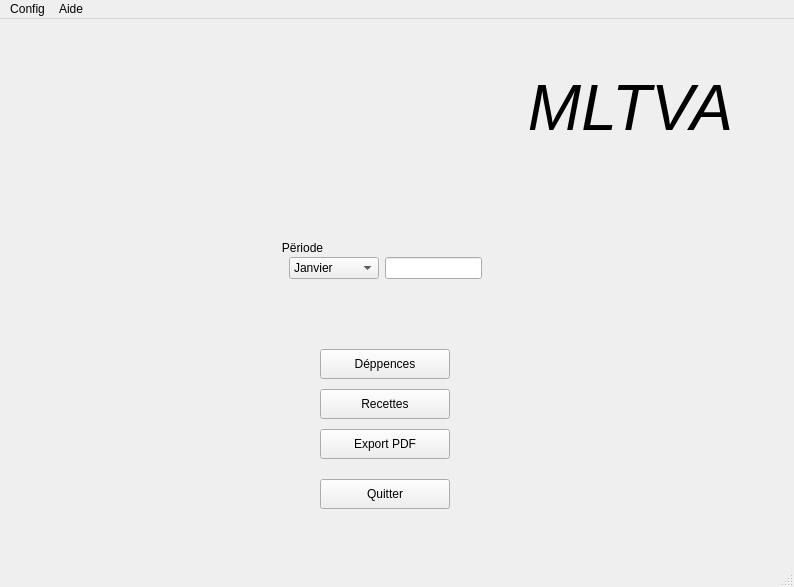
Above: fichiers_ui_qt/main_window.ui from daniellouvel/mltva before the change. Below: the same form after it.
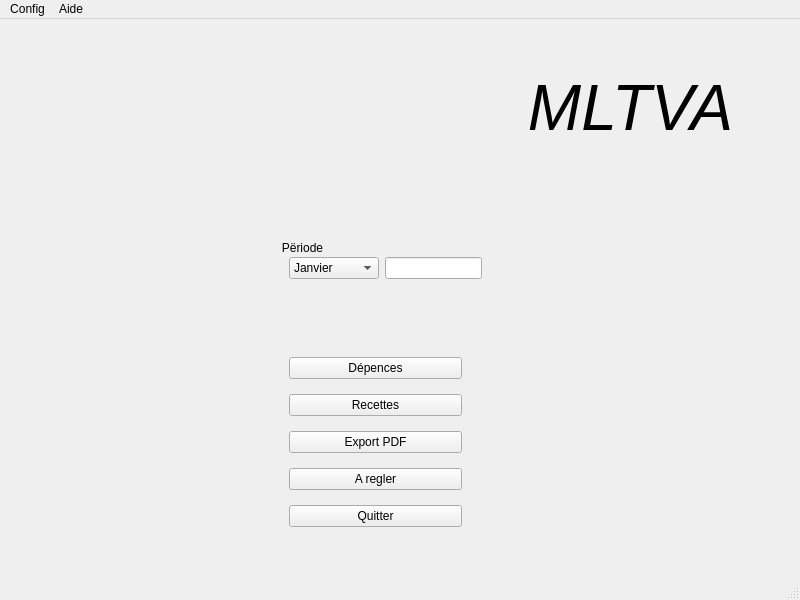
That is the form after the change. Icons and pictures are not drawn.

```diff
--- a/fichiers_ui_qt/main_window.ui
+++ b/fichiers_ui_qt/main_window.ui
@@ -6,8 +6,8 @@
    <rect>
     <x>0</x>
     <y>0</y>
-    <width>794</width>
-    <height>587</height>
+    <width>800</width>
+    <height>600</height>
    </rect>
   </property>
   <property name="windowTitle">
@@ -143,10 +143,10 @@
    <widget class="QGroupBox" name="groupBoxpreiode">
     <property name="geometry">
      <rect>
-      <x>300</x>
-      <y>250</y>
-      <width>171</width>
-      <height>251</height>
+      <x>280</x>
+      <y>320</y>
+      <width>191</width>
+      <height>211</height>
      </rect>
     </property>
     <property name="styleSheet">
@@ -158,58 +158,49 @@
     <property name="title">
      <string/>
     </property>
-    <widget class="QPushButton" name="pushButton_export_pdf">
-     <property name="geometry">
-      <rect>
-       <x>20</x>
-       <y>160</y>
-       <width>130</width>
-       <height>30</height>
-      </rect>
-     </property>
-     <property name="text">
-      <string>Export PDF</string>
-     </property>
-    </widget>
-    <widget class="QPushButton" name="quitterButton">
-     <property name="geometry">
-      <rect>
-       <x>20</x>
-       <y>210</y>
-       <width>130</width>
-       <height>30</height>
-      </rect>
-     </property>
-     <property name="text">
-      <string>Quitter</string>
-     </property>
-    </widget>
-    <widget class="QPushButton" name="depensesButton">
-     <property name="geometry">
-      <rect>
-       <x>20</x>
-       <y>80</y>
-       <width>130</width>
-       <height>30</height>
-      </rect>
-     </property>
-     <property name="text">
-      <string>Déppences</string>
-     </property>
-    </widget>
-    <widget class="QPushButton" name="recettesButton">
-     <property name="geometry">
-      <rect>
-       <x>20</x>
-       <y>120</y>
-       <width>130</width>
-       <height>30</height>
-      </rect>
-     </property>
-     <property name="text">
-      <string>Recettes</string>
-     </property>
-    </widget>
+    <layout class="QVBoxLayout" name="verticalLayout">
+     <item>
+      <widget class="QPushButton" name="depensesButton">
+       <property name="text">
+        <string>Dépences</string>
+       </property>
+      </widget>
+     </item>
+     <item>
+      <widget class="QPushButton" name="recettesButton">
+       <property name="text">
+        <string>Recettes</string>
+       </property>
+      </widget>
+     </item>
+     <item>
+      <widget class="QPushButton" name="pushButton_export_pdf">
+       <property name="text">
+        <string>Export PDF</string>
+       </property>
+      </widget>
+     </item>
+     <item>
+      <widget class="QPushButton" name="pusharegeler">
+       <property name="toolTip">
+        <string>&lt;html&gt;&lt;head/&gt;&lt;body&gt;&lt;p align=&quot;center&quot;&gt;founiseur a&lt;/p&gt;&lt;p align=&quot;center&quot;&gt;regler&lt;/p&gt;&lt;/body&gt;&lt;/html&gt;</string>
+       </property>
+       <property name="whatsThis">
+        <string>&lt;html&gt;&lt;head/&gt;&lt;body&gt;&lt;p align=&quot;center&quot;&gt;Fonineur a&lt;/p&gt;&lt;p align=&quot;center&quot;&gt;Regler&lt;/p&gt;&lt;/body&gt;&lt;/html&gt;</string>
+       </property>
+       <property name="text">
+        <string>A regler</string>
+       </property>
+      </widget>
+     </item>
+     <item>
+      <widget class="QPushButton" name="quitterButton">
+       <property name="text">
+        <string>Quitter</string>
+       </property>
+      </widget>
+     </item>
+    </layout>
    </widget>
    <widget class="QWidget" name="layoutWidget">
     <property name="geometry">
@@ -228,7 +219,7 @@
     <rect>
      <x>0</x>
      <y>0</y>
-     <width>794</width>
+     <width>800</width>
      <height>22</height>
     </rect>
    </property>
```
